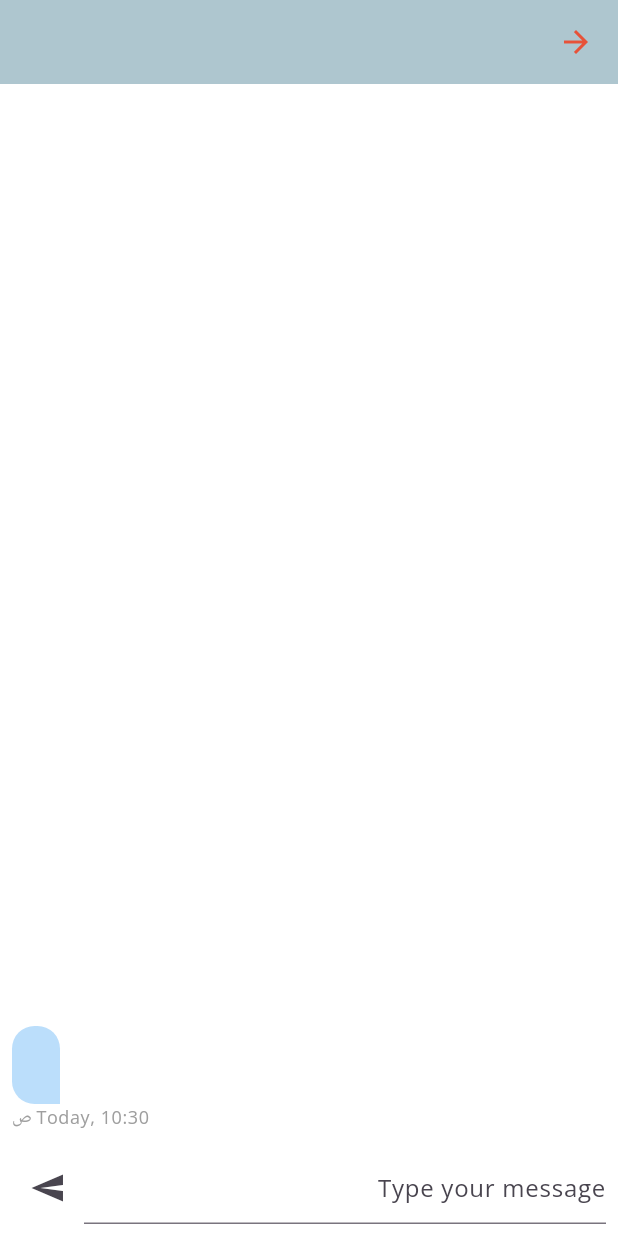
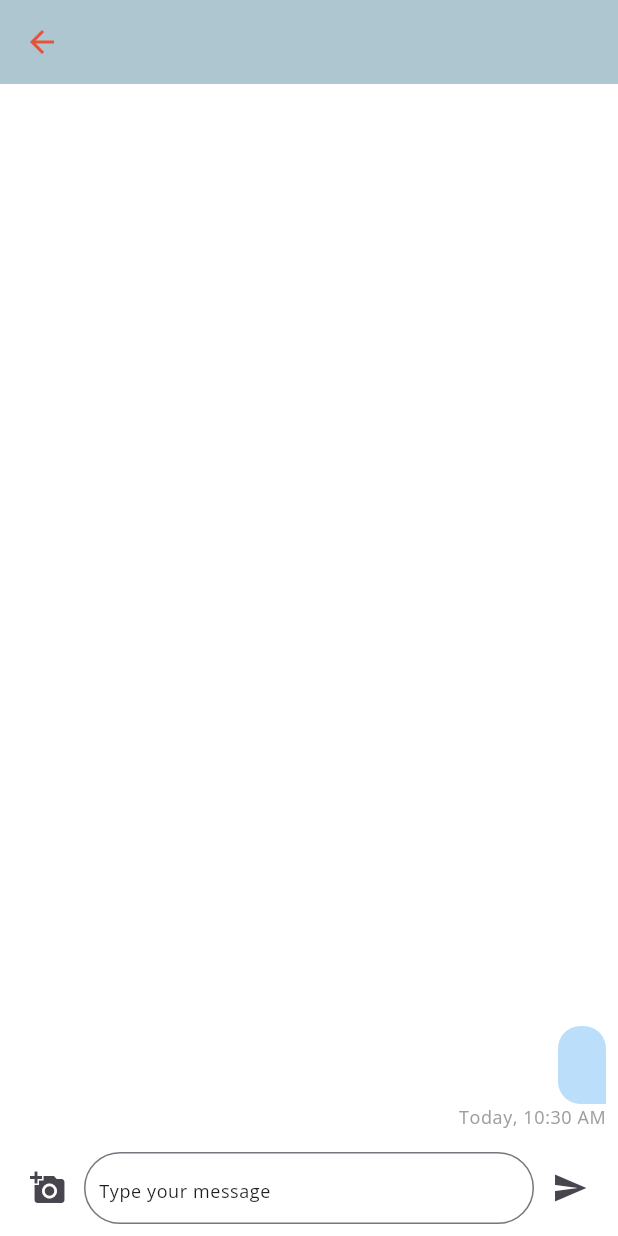
Before and after one commit to Alawita/chat_connect_firebase, a Flutter app: the OneToOneMessagingScreen screen opened directly with empty values, after a tap on the "send" icon, on a phone screen of 412 x 824 dp. Run offline on Flutter 3.47's test engine with Material 3 defaults, Android fonts, the phone set to English and light mode, and no system bars; our stand-ins replace cloud_firestore, firebase_auth, firebase_core, firebase_storage, flutter_riverpod, go_router and 4 more; missing offline and left inert: dart:ffi; accounts and stored records are empty; generated files the repository leaves out were written again.

Commit message:
image messages done

```diff
--- a/chat_connect_app/lib/app/modules/one_to_one_chat/domain/providers/chat_provider.dart
+++ b/chat_connect_app/lib/app/modules/one_to_one_chat/domain/providers/chat_provider.dart
@@ -1,7 +1,19 @@
 import 'dart:ui';
+import 'package:chat_connect_app/app/modules/one_to_one_chat/domain/providers/controllers/chat_message_controller.dart';
+import 'package:chat_connect_app/app/modules/one_to_one_chat/domain/providers/state/chat_message_state.dart';
 import 'package:chat_connect_app/app/modules/one_to_one_chat/domain/repo/message_repo.dart';
 import 'package:flutter_riverpod/flutter_riverpod.dart';
 
 final messagingProvider = Provider<MessagingRepo>((ref) {
   return MessagingRepo();
 });
+
+final chatMessageStateNotifierProvider =
+    StateNotifierProvider<ChateMessageStateNotifier, ChateMessageState>(
+  (ref) => ChateMessageStateNotifier(
+    ChateMessageState(),
+    ref.read(
+      messagingProvider,
+    ),
+  ),
+);
--- /dev/null
+++ b/chat_connect_app/lib/app/modules/one_to_one_chat/widgets/loading_effect.dart
@@ -0,0 +1,26 @@
+import 'package:chat_connect_app/app/config/theme/my_colors.dart';
+import 'package:chat_connect_app/app/core/extentions/build_conext_extinsion.dart';
+import 'package:chat_connect_app/app/modules/one_to_one_chat/domain/providers/chat_provider.dart';
+import 'package:flutter/material.dart';
+import 'package:flutter_riverpod/flutter_riverpod.dart';
+
+class LoadingEffect extends ConsumerWidget {
+  const LoadingEffect({super.key});
+
+  @override
+  Widget build(BuildContext context, WidgetRef ref) {
+    final messageProvider = ref.watch(chatMessageStateNotifierProvider);
+    return Visibility(
+      visible: messageProvider.isLoading,
+      child: SizedBox(
+        width: context.screenWidth * 0.05,
+        height: context.screenWidth * 0.05,
+        child: const Center(
+          child: CircularProgressIndicator(
+            color: MyColors.secondary_400,
+          ),
+        ),
+      ),
+    );
+  }
+}
--- a/chat_connect_app/lib/app/modules/one_to_one_chat/widgets/message_bubble.dart
+++ b/chat_connect_app/lib/app/modules/one_to_one_chat/widgets/message_bubble.dart
@@ -47,7 +47,13 @@ class MessageBubble extends StatelessWidget with CustomDateTimeFormatter {
                           : const Radius.circular(15),
                     ),
                   ),
-                  child: Text(
+                  child: message.message.startsWith("https")
+                      ? Image.network(
+                          message.message,
+                          height: context.screenHeight * 0.25,
+                          width: context.screenWidth * 0.3,
+                        )
+                      : Text(
                           message.message,
                           style: context.textTheme.bodyMedium?.copyWith(
                               color: message.senderId ==
--- a/chat_connect_app/lib/app/modules/one_to_one_chat/widgets/my_messages_widget.dart
+++ b/chat_connect_app/lib/app/modules/one_to_one_chat/widgets/my_messages_widget.dart
@@ -1,10 +1,13 @@
 import 'package:chat_connect_app/app/core/extentions/build_conext_extinsion.dart';
 import 'package:chat_connect_app/app/modules/navibar/domain/models/user_mode.dart';
+import 'package:chat_connect_app/app/modules/one_to_one_chat/domain/helper/image_picker_bottom_sheet.dart';
 import 'package:chat_connect_app/app/modules/one_to_one_chat/domain/models/message_details_model.dart';
 import 'package:chat_connect_app/app/modules/one_to_one_chat/domain/providers/chat_provider.dart';
 import 'package:chat_connect_app/app/modules/one_to_one_chat/domain/repo/message_repo.dart';
+import 'package:chat_connect_app/app/modules/one_to_one_chat/widgets/loading_effect.dart';
 import 'package:chat_connect_app/app/modules/one_to_one_chat/widgets/message_bubble.dart';
 import 'package:firebase_auth/firebase_auth.dart';
+import 'package:firebase_core/firebase_core.dart';
 import 'package:flutter/material.dart';
 import 'package:flutter_riverpod/flutter_riverpod.dart';
 
@@ -20,7 +23,8 @@ class MessagingBodyView extends ConsumerStatefulWidget {
   ConsumerState<MessagingBodyView> createState() => _MessagingBodyViewState();
 }
 
-class _MessagingBodyViewState extends ConsumerState<MessagingBodyView> {
+class _MessagingBodyViewState extends ConsumerState<MessagingBodyView>
+    with PickAnImageBottomSheet {
   final _sendMessageController = TextEditingController();
   @override
   Widget build(BuildContext context) {
@@ -52,6 +56,7 @@ class _MessagingBodyViewState extends ConsumerState<MessagingBodyView> {
             },
           ),
         ),
+        const LoadingEffect(),
         _buildMessageInput(context, widget.selectedUser.userID, messagingRepo),
       ],
     );
@@ -63,10 +68,23 @@ class _MessagingBodyViewState extends ConsumerState<MessagingBodyView> {
       padding: const EdgeInsets.all(8.0),
       child: Row(
         children: [
+          IconButton(
+              onPressed: () => showOptions(context,
+                  senderId: FirebaseAuth.instance.currentUser!.uid,
+                  receiverId: userId),
+              icon: const Icon(Icons.add_a_photo)),
           Expanded(
             child: TextField(
               controller: _sendMessageController,
-              decoration: const InputDecoration(hintText: 'Type your message'),
+              maxLines: null,
+              decoration: InputDecoration(
+                hintText: 'Type your message',
+                hintStyle: context.textTheme.bodySmall,
+                border:
+                    OutlineInputBorder(borderRadius: BorderRadius.circular(30)),
+                contentPadding:
+                    const EdgeInsets.symmetric(vertical: 10.0, horizontal: 6),
+              ),
             ),
           ),
           IconButton(
--- a/chat_connect_app/lib/assets/l10n/app_ar.arb
+++ b/chat_connect_app/lib/assets/l10n/app_ar.arb
@@ -9,5 +9,8 @@
   "chat": "المحادثات",
   "home": "الرئيسية",
   "location": "الموقع",
-  "profile": "الملف الشخصي"
+  "profile": "الملف الشخصي",
+  "photoGallery": "معرض الصور",
+  "cameraImage": "صورة الكاميرا",
+  "cancel": "إلغاء"
 }
--- a/chat_connect_app/lib/assets/l10n/app_en.arb
+++ b/chat_connect_app/lib/assets/l10n/app_en.arb
@@ -9,5 +9,8 @@
   "chat": "chat",
   "home": "Home",
   "location": "Location",
-  "profile": "Profile"
+  "profile": "Profile",
+  "photoGallery": "Photo Gallery",
+  "cameraImage": "Camera Image",
+  "cancel": "Cancel"
 }
--- a/chat_connect_app/lib/main.dart
+++ b/chat_connect_app/lib/main.dart
@@ -5,8 +5,9 @@ import 'package:firebase_core/firebase_core.dart';
 import 'package:flutter/material.dart';
 import 'package:flutter_riverpod/flutter_riverpod.dart';
 import 'package:flutter_gen/gen_l10n/app_localizations.dart';
+
 void main() async {
-WidgetsFlutterBinding.ensureInitialized();
+  WidgetsFlutterBinding.ensureInitialized();
   await Firebase.initializeApp(
     options: DefaultFirebaseOptions.currentPlatform,
   );
@@ -25,8 +26,7 @@ class MyApp extends StatelessWidget {
       theme: MyTheme.lightTheme,
       localizationsDelegates: AppLocalizations.localizationsDelegates,
       supportedLocales: AppLocalizations.supportedLocales,
-      locale: const Locale('ar'),
-
+      locale: const Locale('en'),
       routerConfig: AppRouter.router,
     );
   }
```
Also changed, not shown: chat_connect_app/lib/app/modules/one_to_one_chat/domain/helper/image_picker_bottom_sheet.dart (added, +61 -0 lines), chat_connect_app/lib/app/modules/one_to_one_chat/domain/providers/controllers/chat_message_controller.dart (added, +115 -0 lines), chat_connect_app/lib/app/modules/one_to_one_chat/domain/providers/state/chat_message_state.dart (added, +23 -0 lines), chat_connect_app/pubspec.yaml (+6 -9 lines), chat_connect_app/pubspec.lock, 2 other files. Lines whose indentation alone changed are shown as unchanged.
